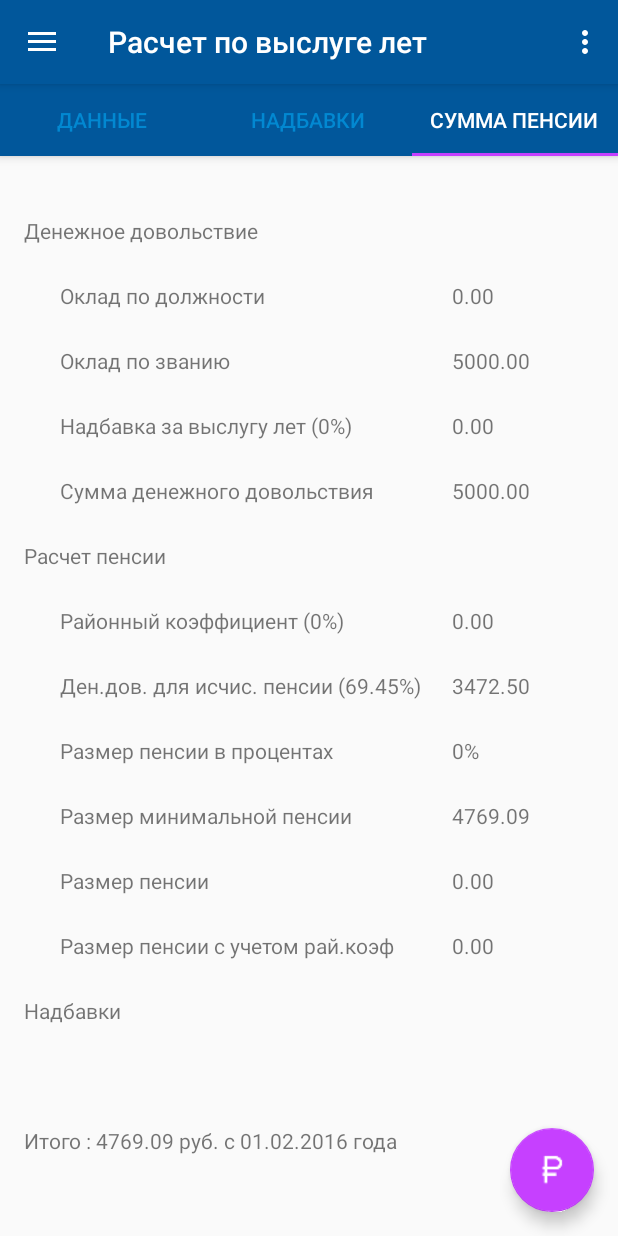
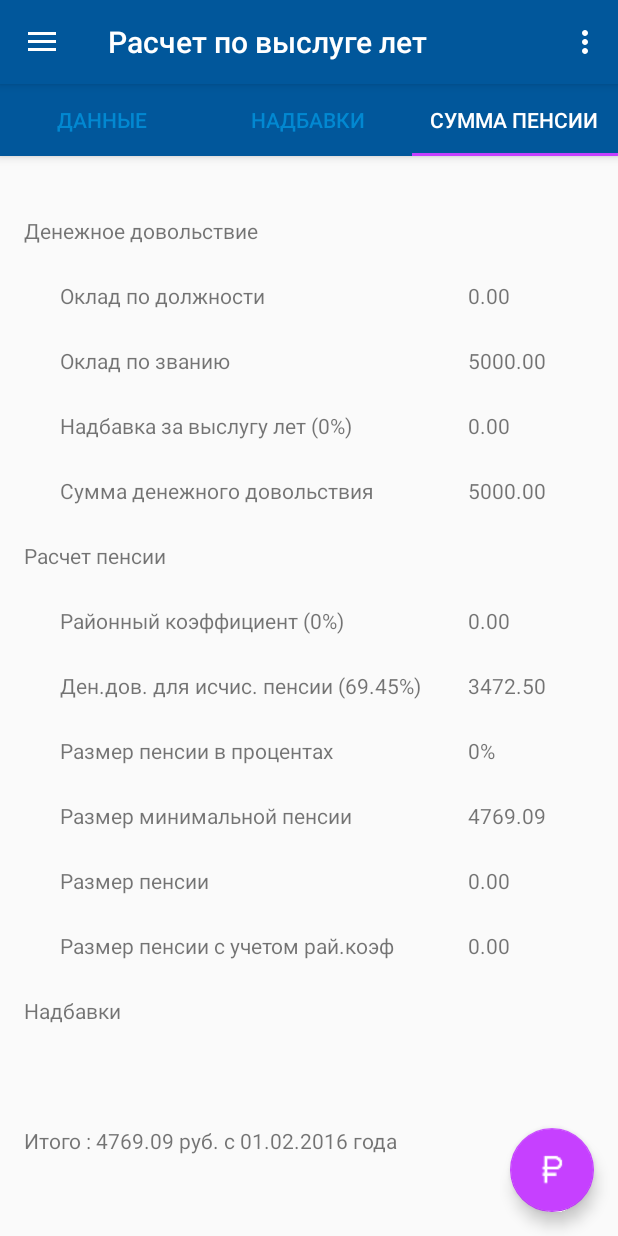
Before and after one commit to dwaider/Pension, an Android app: the screen it shows after launch (PCalcPensActivity), tab 3 chosen, on a phone screen of 412 x 824 dp. Run offline under Robolectric (Android 15) with nearby library versions, the phone set to English and light mode, and no system bars; libraries missing offline, so code that uses them is left out: com.android.vending.

```diff
--- a/app/src/main/java/com/util/IabHelper.java
+++ b/app/src/main/java/com/util/IabHelper.java
@@ -190,7 +190,7 @@ public class IabHelper {
          *
          * @param result The result of the setup process.
          */
-        public void onIabSetupFinished(IabResult result);
+        void onIabSetupFinished(IabResult result);
     }
 
     /**
@@ -322,7 +322,7 @@ public class IabHelper {
          * @param result The result of the purchase.
          * @param info The purchase information (null if purchase failed)
          */
-        public void onIabPurchaseFinished(IabResult result, Purchase info);
+        void onIabPurchaseFinished(IabResult result, Purchase info);
     }
 
     // The listener registered on launchPurchaseFlow, which we have to call back when
@@ -588,7 +588,7 @@ public class IabHelper {
          * @param result The result of the operation.
          * @param inv The inventory.
          */
-        public void onQueryInventoryFinished(IabResult result, Inventory inv);
+        void onQueryInventoryFinished(IabResult result, Inventory inv);
     }
 
 
@@ -696,7 +696,7 @@ public class IabHelper {
          * @param purchase The purchase that was (or was to be) consumed.
          * @param result The result of the consumption operation.
          */
-        public void onConsumeFinished(Purchase purchase, IabResult result);
+        void onConsumeFinished(Purchase purchase, IabResult result);
     }
 
     /**
@@ -710,7 +710,7 @@ public class IabHelper {
          * @param results The results of each consumption operation, corresponding to each
          *     sku.
          */
-        public void onConsumeMultiFinished(List<Purchase> purchases, List<IabResult> results);
+        void onConsumeMultiFinished(List<Purchase> purchases, List<IabResult> results);
     }
 
     /**
--- a/app/src/main/java/mvd/pension/Core/PCalc.java
+++ b/app/src/main/java/mvd/pension/Core/PCalc.java
@@ -191,7 +191,7 @@ public class PCalc{
 			if (pKlandVisl >= 20){
 				v = ((pKlandVisl - 20)*3)+50;
 				if (v > 85) v = 85;
-			};
+			}
 		}
 		else
 		{
--- a/app/src/main/java/mvd/pension/FragmentActivity/PCalcPayFragment.java
+++ b/app/src/main/java/mvd/pension/FragmentActivity/PCalcPayFragment.java
@@ -42,7 +42,7 @@ public class PCalcPayFragment extends Fragment {
 			{
 				btPayAutoSaveNadbavk.setCompoundDrawablesWithIntrinsicBounds(R.drawable.unlock,0, 0, 0);
 				btPayAutoSaveNadbavk.setOnClickListener(null);
-			};
+			}
 /*		if (Build.VERSION.SDK_INT >= Build.VERSION_CODES.HONEYCOMB) {
 			getActivity().getActionBar().setDisplayHomeAsUpEnabled(true);
 			ActionBar actionBar = getActivity().getActionBar();
--- a/app/src/main/java/mvd/pension/OnInsertListern.java
+++ b/app/src/main/java/mvd/pension/OnInsertListern.java
@@ -7,5 +7,5 @@ import android.database.Cursor;
  */
 
 public interface OnInsertListern {
-    public void OnInsertData(Cursor cursor);
+    void OnInsertData(Cursor cursor);
 }
--- a/app/src/main/java/mvd/pension/OnTapListener.java
+++ b/app/src/main/java/mvd/pension/OnTapListener.java
@@ -5,5 +5,5 @@ package mvd.pension;
  */
 
 public interface OnTapListener {
-    public void OnTapView(int position);
+    void OnTapView(int position);
 }
--- a/app/src/main/java/mvd/pension/PCalcPensActivity.java
+++ b/app/src/main/java/mvd/pension/PCalcPensActivity.java
@@ -1,9 +1,9 @@
 package mvd.pension;
 
-import android.support.v4.app.Fragment;
+        import android.support.v4.app.Fragment;
 
-import mvd.pension.FragmentActivity.PCalcPayFragment;
-import mvd.pension.FragmentActivity.PCalcPensTabPager;
+        import mvd.pension.FragmentActivity.PCalcPayFragment;
+        import mvd.pension.FragmentActivity.PCalcPensTabPager;
 
 public class PCalcPensActivity extends SingleFragmentActivity {
 
--- a/app/src/main/java/mvd/pension/PCalcSplashActivity.java
+++ b/app/src/main/java/mvd/pension/PCalcSplashActivity.java
@@ -29,11 +29,18 @@ public class PCalcSplashActivity extends AppCompatActivity {
         setContentView(R.layout.activity_splash_pens);
         //обработка сообщений от Notification FireBase отправляется сообщение с параметром mess_1 в консоле FireBase
         //нужно отправлять через расширенные параметры сообщения используя mess_1
-        mes = getIntent().getStringExtra("mess_1");
-        if (mes != null) {//если не пустой записываем в БД
-            PCalcMessageSQLite.get(this).insertSQLiteMessage("",mes);
+      //  mes = getIntent().getStringExtra("mess_1");
+      //  if (mes != null) {//если не пустой записываем в БД
+      //      PCalcMessageSQLite.get(this).insertSQLiteMessage("",mes);
+       // }
+        if (getIntent().getExtras() != null) {
+            for (String key : getIntent().getExtras().keySet()) {
+                if (key == "mess_1") {
+                    String value = getIntent().getExtras().getString(key);
+                    PCalcMessageSQLite.get(this).insertSQLiteMessage("", value);
+                }
+            }
         }
-
         mContext = this;
         new Handler().postDelayed(new Runnable(){
             @Override
--- a/app/src/main/java/mvd/pension/SingleFragmentActivity.java
+++ b/app/src/main/java/mvd/pension/SingleFragmentActivity.java
@@ -38,6 +38,7 @@ public abstract class SingleFragmentActivity extends AppCompatActivity implement
 	private static final String TAG = "myLogsPayPension";
 
 	private String title;
+	private String mes = null; //проверка пришло ли новое сообшение от FireBase
 	//покупки в надбавках
 	IabHelper mHelper;
 	int RC_REQUEST = 10001;
@@ -99,7 +100,7 @@ public abstract class SingleFragmentActivity extends AppCompatActivity implement
 				if (result.isSuccess())
 				{
 					mHelper.queryInventoryAsync(mGotInventoryListener);
-				};
+				}
 				Log.d(TAG, result.getMessage());
 			}
 		});
@@ -201,11 +202,12 @@ public abstract class SingleFragmentActivity extends AppCompatActivity implement
 	public void onCreate(Bundle savedInstanceState) {
 		super.onCreate(savedInstanceState);
 		setContentView(R.layout.activity_pcalc_splash);
-		if (getIntent().getExtras() != null) {
-			for (String key : getIntent().getExtras().keySet()) {
-				String value = getIntent().getExtras().getString(key);
-			}
-		}
+		//обработка сообщений от Notification FireBase отправляется сообщение с параметром mess_1 в консоле FireBase
+		//нужно отправлять через расширенные параметры сообщения используя mess_1
+	//	mes = getIntent().getStringExtra("mess_1");
+	//	if (mes != null) {//если не пустой записываем в БД
+	//		PCalcMessageSQLite.get(this).insertSQLiteMessage("",mes);
+	//	}
 		pens = PCalc.get(this);
 		InstPay();
 		pens.setTestBay(new PCalc.testBay() {
@@ -257,10 +259,6 @@ public abstract class SingleFragmentActivity extends AppCompatActivity implement
 			.add(R.id.fragmentContainer, fragment)
 			.commit();
 		}
-		else
-		{
-//			if (f)
-		}
 	}
 
 
@@ -272,6 +270,18 @@ public abstract class SingleFragmentActivity extends AppCompatActivity implement
 			drawer.closeDrawer(GravityCompat.START);
 		} else {
 			super.onBackPressed();
+		}
+	}
+
+	@Override
+	public void onResume(){
+		if (getIntent().getExtras() != null) {
+			for (String key : getIntent().getExtras().keySet()) {
+				if (key == "mess_1") {
+					String value = getIntent().getExtras().getString(key);
+					PCalcMessageSQLite.get(this).insertSQLiteMessage("", value);
+				}
+			}
 		}
 	}
 
--- a/app/src/main/res/layout/fragment_result_calc.xml
+++ b/app/src/main/res/layout/fragment_result_calc.xml
@@ -43,7 +43,7 @@
                         android:id="@+id/txDolOklad"
                         android:text="@string/const_zero"
                         android:layout_width="match_parent"
-                        android:layout_weight="2" />
+                        android:layout_weight="1" />
                 </TableRow>
 
                 <TableRow android:id="@+id/tableRow5"
@@ -59,7 +59,7 @@
                     <TextView
                         android:id="@+id/txZvanOklad"
                         android:text="@string/const_zero"
-                        android:layout_weight="2" />
+                        android:layout_weight="1" />
 
                 </TableRow>
 
@@ -76,7 +76,7 @@
                     <TextView
                         android:id="@+id/txVislProcNadb"
                         android:text="@string/const_zero"
-                        android:layout_weight="2" />
+                        android:layout_weight="1" />
                 </TableRow>
 
                 <TableRow android:id="@+id/tableRow7"
@@ -90,7 +90,7 @@
                     <TextView
                         android:id="@+id/txSumDov"
                         android:text="@string/const_zero"
-                        android:layout_weight="2" />
+                        android:layout_weight="1" />
                 </TableRow>
 
                 <TextView
@@ -112,7 +112,7 @@
                     <TextView
                         android:id="@+id/txRaionKoeff"
                         android:text="@string/const_zero"
-                        android:layout_weight="2" />
+                        android:layout_weight="1" />
                 </TableRow>
 
                 <TableRow android:id="@+id/TableRow02"
@@ -127,7 +127,7 @@
 
                     <TextView
                         android:id="@+id/txDenDovForIschislPensii"
-                        android:layout_weight="2" />
+                        android:layout_weight="1" />
                 </TableRow>
 
                 <TableRow android:id="@+id/TableRow01"
@@ -141,7 +141,7 @@
 
                     <TextView
                         android:id="@+id/txRazmVProcent"
-                        android:layout_weight="2" />
+                        android:layout_weight="1" />
                 </TableRow>
 
                 <TableRow android:id="@+id/TableRow06"
@@ -156,7 +156,7 @@
 
                     <TextView
                         android:id="@+id/txMinPensii"
-                        android:layout_weight="2" />
+                        android:layout_weight="1" />
                 </TableRow>
 
                 <TableRow android:id="@+id/TableRow03"
@@ -171,7 +171,7 @@
 
                     <TextView
                         android:id="@+id/txRasmPensii"
-                        android:layout_weight="2" />
+                        android:layout_weight="1" />
                 </TableRow>
 
                 <TableRow android:id="@+id/TableRow05"
@@ -186,7 +186,7 @@
 
                     <TextView
                         android:id="@+id/txRazmUchetRaionKoeff"
-                        android:layout_weight="2" />
+                        android:layout_weight="1" />
                 </TableRow>
 
                 <TextView
```
Also changed, not shown: app/src/main/java/mvd/pension/PCalcMessageSQLite.java (+6 -6 lines).
